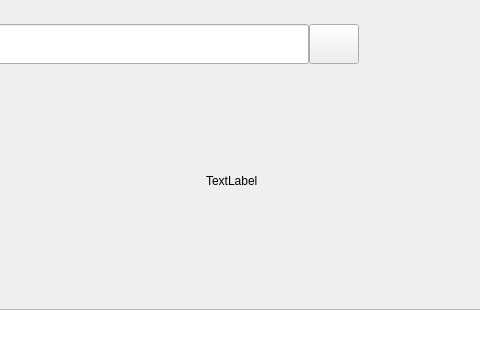
Old version of the form financial_app_ui.ui in the repository Ulaaka/MoneyApp; both pictures show x 383 to 863 and y 0 to 350 of the 1073 by 606 pixel window.
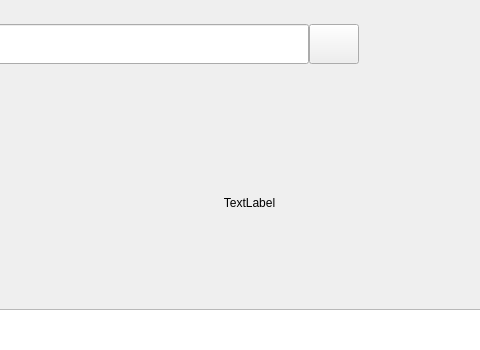
New version of the form. Icons and pictures are not drawn.

Commit message: debugging label display

What changed in the file:
```diff
--- a/financial_app_ui.ui
+++ b/financial_app_ui.ui
@@ -746,19 +746,18 @@
                   <height>200</height>
                  </size>
                 </property>
+                <layout class="QVBoxLayout" name="verticalLayout_6">
+                 <item>
                 <widget class="QLabel" name="no_account_label">
-                 <property name="geometry">
-                  <rect>
-                   <x>370</x>
-                   <y>70</y>
-                   <width>58</width>
-                   <height>16</height>
-                  </rect>
-                 </property>
                  <property name="text">
                   <string>TextLabel</string>
                  </property>
-                </widget>
+                   <property name="alignment">
+                    <set>Qt::AlignmentFlag::AlignCenter</set>
+                   </property>
+                  </widget>
+                 </item>
+                </layout>
                </widget>
               </item>
               <item>
```
Lines whose indentation alone changed are shown as unchanged. The commit also changes 2 other files.
